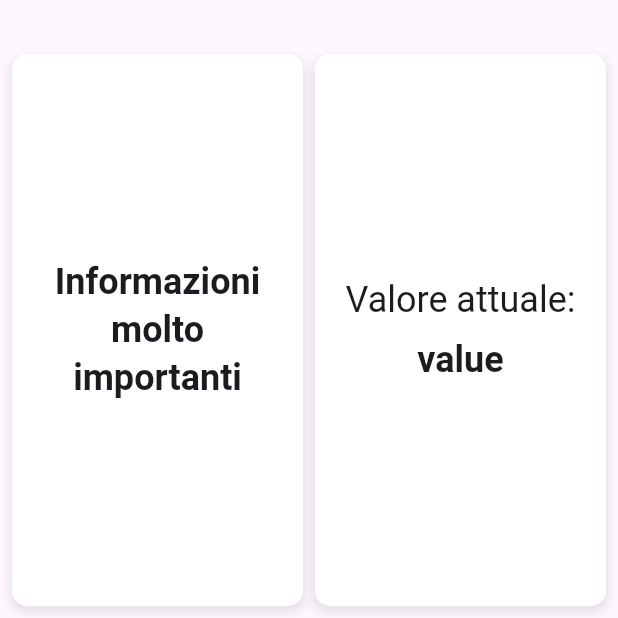
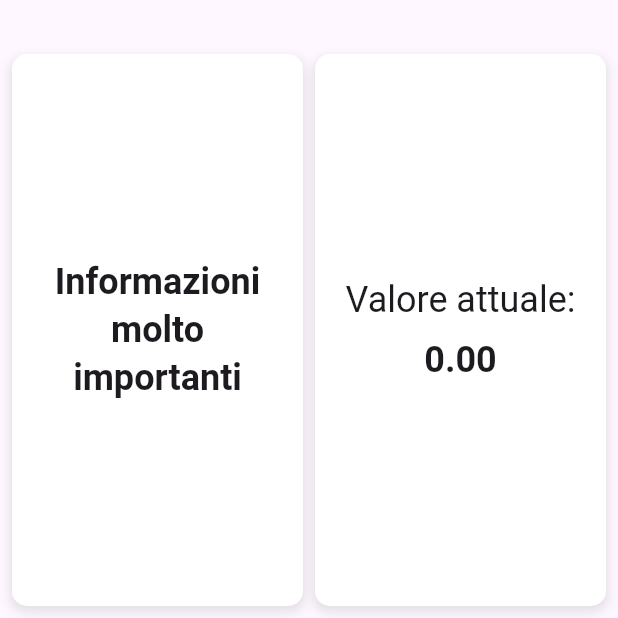
Before and after one commit to FlutterModena/state_management_demo, a Flutter app: the screen it shows after launch, on a phone screen of 412 x 824 dp, the part 618-1236 px from its top. Run offline on Flutter 3.47's test engine with Material 2 defaults, Android fonts, the phone set to English and light mode, and no system bars.

Commit message:
Live coding

```diff
--- /dev/null
+++ b/lib/bloc/value_bloc.dart
@@ -0,0 +1,24 @@
+import 'package:flutter/material.dart';
+
+class ValueBloc extends InheritedWidget {
+  final double value;
+
+  const ValueBloc({
+    super.key,
+    required this.value,
+    required super.child,
+  });
+
+  @override
+  bool updateShouldNotify(covariant ValueBloc oldWidget) {
+    return oldWidget.value != value;
+  }
+
+  static ValueBloc of(BuildContext context) {
+    return context.findAncestorWidgetOfExactType<ValueBloc>()!;
+  }
+
+  static ValueBloc watch(BuildContext context) {
+    return context.dependOnInheritedWidgetOfExactType<ValueBloc>()!;
+  }
+}
--- a/lib/main.dart
+++ b/lib/main.dart
@@ -1,4 +1,5 @@
 import 'package:flutter/material.dart';
+import 'package:state_management_demo/bloc/value_bloc.dart';
 import 'package:state_management_demo/widgets/current_value_widget.dart';
 import 'package:state_management_demo/widgets/left_info_widget.dart';
 
@@ -65,15 +66,18 @@ class _StateHomePageState extends State<StateHomePage> {
                 },
               ),
             ),
-            Expanded(
+            ValueBloc(
+              value: _value,
+              child: Expanded(
                 child: Padding(
                   padding: const EdgeInsets.all(8.0),
                   child: Row(
-                  children: [
+                    children: const [
                       LeftInfoWidget(),
-                    const SizedBox(width: 8),
+                      SizedBox(width: 8),
                       CurrentValueWidget(),
                     ],
+                  ),
                 ),
               ),
             ),
--- a/lib/widgets/current_value_widget.dart
+++ b/lib/widgets/current_value_widget.dart
@@ -2,11 +2,13 @@ import 'package:flutter/material.dart';
 import 'package:state_management_demo/widgets/value_widget.dart';
 
 class CurrentValueWidget extends StatelessWidget {
-  const CurrentValueWidget({super.key});
+  const CurrentValueWidget({
+    super.key,
+  });
 
   @override
   Widget build(BuildContext context) {
-    //debugPrint('CurrentValueWidget build');
+    debugPrint('CurrentValueWidget build');
     return Expanded(
       child: Container(
         decoration: BoxDecoration(
@@ -21,7 +23,7 @@ class CurrentValueWidget extends StatelessWidget {
             ),
           ],
         ),
-        child: ValueWidget(),
+        child: const ValueWidget(),
       ),
     );
   }
--- a/lib/widgets/left_info_widget.dart
+++ b/lib/widgets/left_info_widget.dart
@@ -5,7 +5,7 @@ class LeftInfoWidget extends StatelessWidget {
 
   @override
   Widget build(BuildContext context) {
-    //debugPrint('LeftInfoWidget build');
+    debugPrint('LeftInfoWidget build');
     return Expanded(
       child: Container(
         decoration: BoxDecoration(
--- a/lib/widgets/value_widget.dart
+++ b/lib/widgets/value_widget.dart
@@ -1,4 +1,5 @@
 import 'package:flutter/material.dart';
+import 'package:state_management_demo/bloc/value_bloc.dart';
 
 class ValueWidget extends StatelessWidget {
   const ValueWidget({
@@ -7,7 +8,9 @@ class ValueWidget extends StatelessWidget {
 
   @override
   Widget build(BuildContext context) {
-    //debugPrint('ValueWidget build');
+    debugPrint('ValueWidget build');
+    final value = ValueBloc.watch(context).value.toStringAsFixed(2);
+
     return Center(
       child: Column(
         mainAxisAlignment: MainAxisAlignment.center,
@@ -18,7 +21,7 @@ class ValueWidget extends StatelessWidget {
           ),
           const SizedBox(height: 8),
           Text(
-            'value',
+            value,
             style: Theme.of(context).textTheme.headlineSmall?.copyWith(
                   fontWeight: FontWeight.bold,
                 ),
```
Lines whose indentation alone changed are shown as unchanged.
